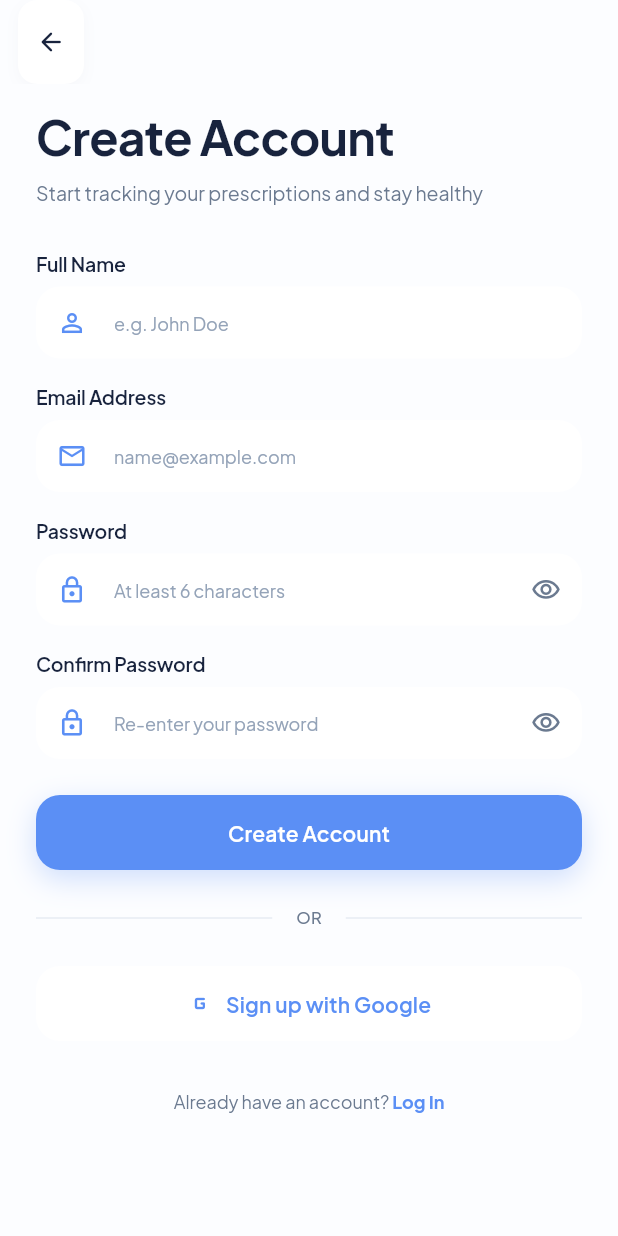
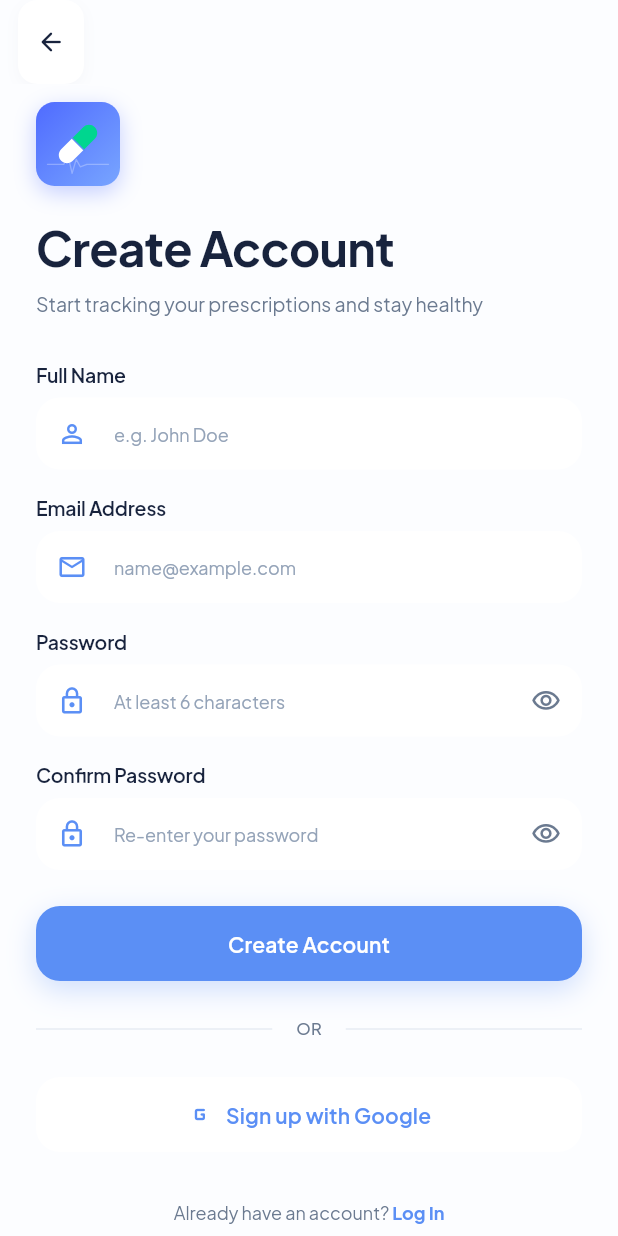
Before and after one commit to helix-77/MediTrack, a Flutter app: the screen it shows after launch, after a tap on "Get Started", on a phone screen of 412 x 824 dp. Run offline on Flutter 3.47's test engine with Material 3 defaults, Android fonts, the phone set to English and light mode, and no system bars; our stand-ins replace cloud_firestore, dio, firebase_ai, firebase_auth, firebase_core, firebase_storage and 11 more; missing offline and left inert: firebase_app_check, google_mlkit_text_recognition; accounts and stored records are empty.

Commit message:
feat(branding): integrate official MediTrack app icon across Flutter app, android mipmaps, and landing page

```diff
--- a/lib/screens/login_screen.dart
+++ b/lib/screens/login_screen.dart
@@ -3,6 +3,7 @@ import '../services/auth_service.dart';
 import '../theme/app_tokens.dart';
 import '../theme/colors.dart';
 import '../theme/typography.dart';
+import '../widgets/app_logo.dart';
 import '../widgets/soft_button.dart';
 import '../widgets/soft_text_field.dart';
 import 'signup_screen.dart';
@@ -161,6 +162,8 @@ class _LoginScreenState extends State<LoginScreen> {
             child: Column(
               crossAxisAlignment: CrossAxisAlignment.start,
               children: [
+                const AppLogo(size: 56),
+                const SizedBox(height: 18),
                 Text(
                   'Welcome Back',
                   style: AppTypography.displayLarge.copyWith(
--- a/lib/screens/signup_screen.dart
+++ b/lib/screens/signup_screen.dart
@@ -2,6 +2,7 @@ import 'package:flutter/material.dart';
 import '../services/auth_service.dart';
 import '../theme/colors.dart';
 import '../theme/typography.dart';
+import '../widgets/app_logo.dart';
 import '../widgets/soft_button.dart';
 import '../widgets/soft_text_field.dart';
 import 'login_screen.dart';
@@ -107,6 +108,8 @@ class _SignUpScreenState extends State<SignUpScreen> {
             child: Column(
               crossAxisAlignment: CrossAxisAlignment.start,
               children: [
+                const AppLogo(size: 56),
+                const SizedBox(height: 18),
                 Text(
                   'Create Account',
                   style: AppTypography.displayLarge.copyWith(
--- a/lib/screens/welcome_screen.dart
+++ b/lib/screens/welcome_screen.dart
@@ -1,6 +1,7 @@
 import 'package:flutter/material.dart';
 import '../theme/colors.dart';
 import '../theme/typography.dart';
+import '../widgets/app_logo.dart';
 import '../widgets/soft_button.dart';
 import 'login_screen.dart';
 import 'signup_screen.dart';
@@ -21,42 +22,11 @@ class WelcomeScreen extends StatelessWidget {
             children: [
               const Spacer(flex: 2),
 
-              // Soft Glowing Hero Icon Container
-              Container(
-                width: 140,
-                height: 140,
-                decoration: BoxDecoration(
-                  color: isDark ? AppColors.darkSurface : Colors.white,
-                  shape: BoxShape.circle,
-                  boxShadow: [
-                    BoxShadow(
-                      color: AppColors.primaryBlue.withValues(alpha: 0.18),
-                      blurRadius: 30,
-                      spreadRadius: 4,
-                      offset: const Offset(0, 10),
-                    ),
-                    BoxShadow(
-                      color: Colors.white.withValues(alpha: isDark ? 0.05 : 0.9),
-                      blurRadius: 10,
-                      offset: const Offset(0, -4),
-                    ),
-                  ],
-                ),
-                child: Center(
-                  child: Container(
-                    width: 88,
-                    height: 88,
-                    decoration: const BoxDecoration(
-                      color: AppColors.primaryBlueLight,
-                      shape: BoxShape.circle,
-                    ),
-                    child: const Icon(
-                      Icons.medication_liquid_rounded,
-                      size: 48,
-                      color: AppColors.primaryBlue,
-                      semanticLabel: 'MediTrack healthcare icon',
-                    ),
-                  ),
+              // Soft Glowing Hero App Icon
+              const Center(
+                child: AppLogo(
+                  size: 96,
+                  showShadow: true,
                 ),
               ),
               const SizedBox(height: 36),
--- /dev/null
+++ b/lib/widgets/app_logo.dart
@@ -0,0 +1,167 @@
+import 'package:flutter/material.dart';
+
+/// The official MediTrack vector App Logo.
+/// Renders the signature bi-color capsule (Emerald Mint & White), ECG pulse line,
+/// and gradient squircle background.
+class AppLogo extends StatelessWidget {
+  final double size;
+  final double? borderRadius;
+  final bool showShadow;
+
+  const AppLogo({
+    super.key,
+    this.size = 64,
+    this.borderRadius,
+    this.showShadow = true,
+  });
+
+  @override
+  Widget build(BuildContext context) {
+    final effectiveRadius = borderRadius ?? (size * 0.22);
+
+    return Container(
+      width: size,
+      height: size,
+      decoration: BoxDecoration(
+        borderRadius: BorderRadius.circular(effectiveRadius),
+        boxShadow: showShadow
+            ? [
+                BoxShadow(
+                  color: const Color(0xFF4F6BFF).withValues(alpha: 0.32),
+                  blurRadius: size * 0.22,
+                  offset: Offset(0, size * 0.08),
+                ),
+              ]
+            : null,
+      ),
+      child: ClipRRect(
+        borderRadius: BorderRadius.circular(effectiveRadius),
+        child: CustomPaint(
+          size: Size(size, size),
+          painter: _AppLogoPainter(),
+        ),
+      ),
+    );
+  }
+}
+
+class _AppLogoPainter extends CustomPainter {
+  @override
+  void paint(Canvas canvas, Size size) {
+    final scale = size.width / 1024.0;
+
+    // 1. Background Gradient
+    final bgPaint = Paint()
+      ..shader = const LinearGradient(
+        begin: Alignment.topLeft,
+        end: Alignment.bottomRight,
+        colors: [Color(0xFF4F6BFF), Color(0xFF78A5FF)],
+      ).createShader(Rect.fromLTWH(0, 0, size.width, size.height));
+
+    canvas.drawRect(Rect.fromLTWH(0, 0, size.width, size.height), bgPaint);
+
+    // 2. ECG Heartbeat Pulse Line
+    final ecgPaint = Paint()
+      ..color = Colors.white.withValues(alpha: 0.28)
+      ..strokeWidth = 16 * scale
+      ..style = PaintingStyle.stroke
+      ..strokeCap = StrokeCap.round
+      ..strokeJoin = StrokeJoin.round;
+
+    final ecgPath = Path()
+      ..moveTo(140 * scale, 760 * scale)
+      ..lineTo(340 * scale, 760 * scale)
+      ..lineTo(390 * scale, 650 * scale)
+      ..lineTo(440 * scale, 870 * scale)
+      ..lineTo(490 * scale, 700 * scale)
+      ..lineTo(540 * scale, 790 * scale)
+      ..lineTo(620 * scale, 760 * scale)
+      ..lineTo(884 * scale, 760 * scale);
+
+    canvas.drawPath(ecgPath, ecgPaint);
+
+    // 3. Lower Capsule Half (White)
+    final lowerPillPaint = Paint()
+      ..color = Colors.white
+      ..style = PaintingStyle.fill;
+
+    final lowerPillPath = Path()
+      ..moveTo(441.289 * scale, 441.289 * scale)
+      ..lineTo(306.939 * scale, 575.64 * scale)
+      ..cubicTo(
+        288.185 * scale, 594.393 * scale,
+        277.65 * scale, 619.829 * scale,
+        277.65 * scale, 646.35 * scale,
+      )
+      ..cubicTo(
+        277.65 * scale, 672.872 * scale,
+        288.185 * scale, 698.307 * scale,
+        306.939 * scale, 717.061 * scale,
+      )
+      ..cubicTo(
+        325.693 * scale, 735.815 * scale,
+        351.128 * scale, 746.35 * scale,
+        377.65 * scale, 746.35 * scale,
+      )
+      ..cubicTo(
+        404.171 * scale, 746.35 * scale,
+        429.607 * scale, 735.815 * scale,
+        448.36 * scale, 717.061 * scale,
+      )
+      ..lineTo(582.711 * scale, 582.711 * scale)
+      ..lineTo(441.289 * scale, 441.289 * scale)
+      ..close();
+
+    canvas.drawPath(lowerPillPath, lowerPillPaint);
+
+    // 4. Upper Capsule Half (Emerald Mint #00D68F)
+    final upperPillPaint = Paint()
+      ..color = const Color(0xFF00D68F)
+      ..style = PaintingStyle.fill;
+
+    final upperPillPath = Path()
+      ..moveTo(441.289 * scale, 441.289 * scale)
+      ..lineTo(575.64 * scale, 306.939 * scale)
+      ..cubicTo(
+        594.393 * scale, 288.185 * scale,
+        619.829 * scale, 277.65 * scale,
+        646.35 * scale, 277.65 * scale,
+      )
+      ..cubicTo(
+        672.872 * scale, 277.65 * scale,
+        698.307 * scale, 288.185 * scale,
+        717.061 * scale, 306.939 * scale,
+      )
+      ..cubicTo(
+        735.815 * scale, 325.693 * scale,
+        746.35 * scale, 351.128 * scale,
+        746.35 * scale, 377.65 * scale,
+      )
+      ..cubicTo(
+        746.35 * scale, 404.171 * scale,
+        735.815 * scale, 429.607 * scale,
+        717.061 * scale, 448.36 * scale,
+      )
+      ..lineTo(582.711 * scale, 582.711 * scale)
+      ..lineTo(441.289 * scale, 441.289 * scale)
+      ..close();
+
+    canvas.drawPath(upperPillPath, upperPillPaint);
+
+    // 5. Dividing Center Stroke
+    final dividerPaint = Paint()
+      ..color = const Color(0xFF5B8FF5)
+      ..strokeWidth = (6 * scale).clamp(1.0, 6.0)
+      ..style = PaintingStyle.stroke
+      ..strokeCap = StrokeCap.round;
+
+    canvas.drawLine(
+      Offset(432.804 * scale, 432.804 * scale),
+      Offset(591.196 * scale, 591.196 * scale),
+      dividerPaint,
+    );
+  }
+
+  @override
+  bool shouldRepaint(covariant CustomPainter oldDelegate) => false;
+}
--- a/pubspec.yaml
+++ b/pubspec.yaml
@@ -82,6 +82,7 @@ flutter:
 
   assets:
     - .env
+    - assets/icons/
 
   # An image asset can refer to one or more resolution-specific "variants", see
   # https://flutter.dev/to/resolution-aware-images
```
Also changed, not shown: lib/screens/account_upgrade_screen.dart (+24 -27 lines), lib/screens/profile_settings_screen.dart (+28 -1 lines), assets/icons/app_icon.svg (added), landing_page/app_icon.png (added), landing_page/app_icon.svg (added), landing_page/favicon.svg (added), 7 other files.
